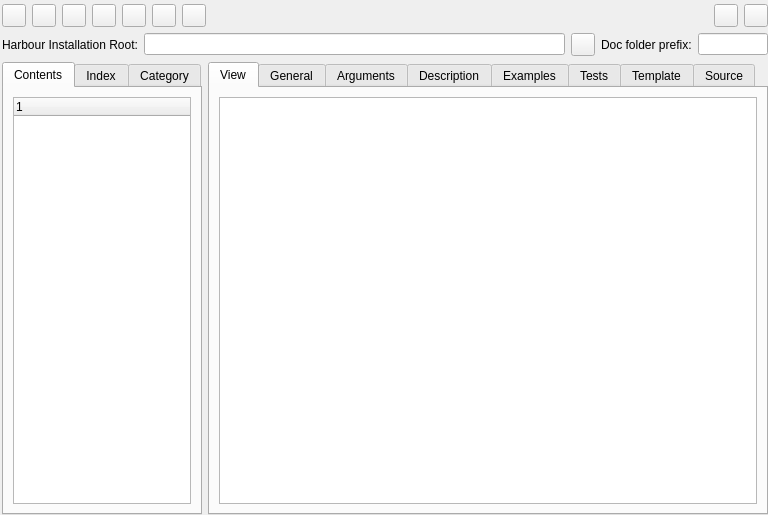
The window that harbour/contrib/hbide/resources/docviewgenerator.ui (harbour/core) describes before a commit, drawn with Qt 5.
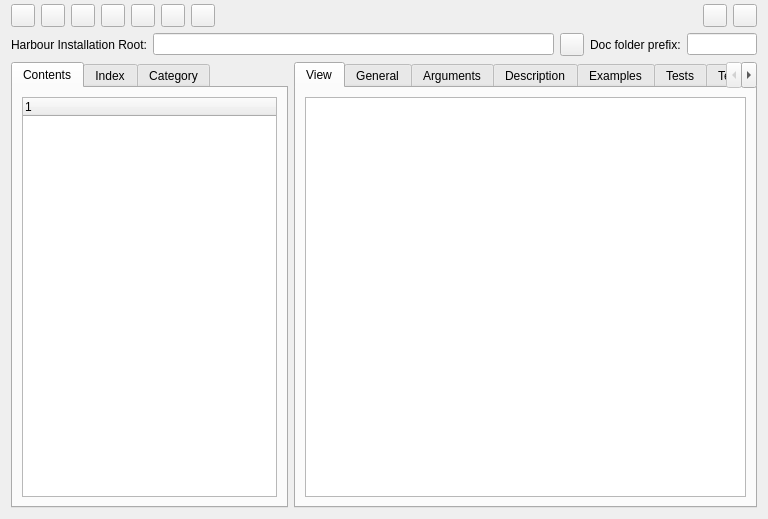
The same window after the commit.

Commit message: 2010-02-22 19:05 UTC-0800 Pritpal Bedi (pritpal@vouchcac.com)   * contrib/hbide/idedocks.prg   * contrib/hbide/resources/docviewgenerator.ui   * contrib/hbide/resources/docviewgenerator.uic     ! Enabled "floating" properties for right-hand docking widgets.       Now it is possible to sheer them out of main frame and/or       tabify.     ! Changed the "Contents" tab-page maximum-width.

What changed in the file:
```diff
--- a/harbour/contrib/hbide/resources/docviewgenerator.ui
+++ b/harbour/contrib/hbide/resources/docviewgenerator.ui
@@ -14,18 +14,9 @@
    <string>Form</string>
   </property>
   <layout class="QGridLayout" name="gridLayout">
-   <property name="leftMargin">
-    <number>2</number>
-   </property>
    <property name="topMargin">
     <number>4</number>
    </property>
-   <property name="rightMargin">
-    <number>0</number>
-   </property>
-   <property name="bottomMargin">
-    <number>0</number>
-   </property>
    <item row="2" column="0" colspan="2">
     <layout class="QHBoxLayout" name="horizontalLayout">
      <item>
@@ -69,9 +60,15 @@
    </item>
    <item row="5" column="0">
     <widget class="QTabWidget" name="tabWidgetContents">
-     <property name="maximumSize">
+     <property name="minimumSize">
       <size>
        <width>200</width>
+       <height>0</height>
+      </size>
+     </property>
+     <property name="maximumSize">
+      <size>
+       <width>300</width>
        <height>16777215</height>
       </size>
      </property>
```
The commit also changes 3 other files.
